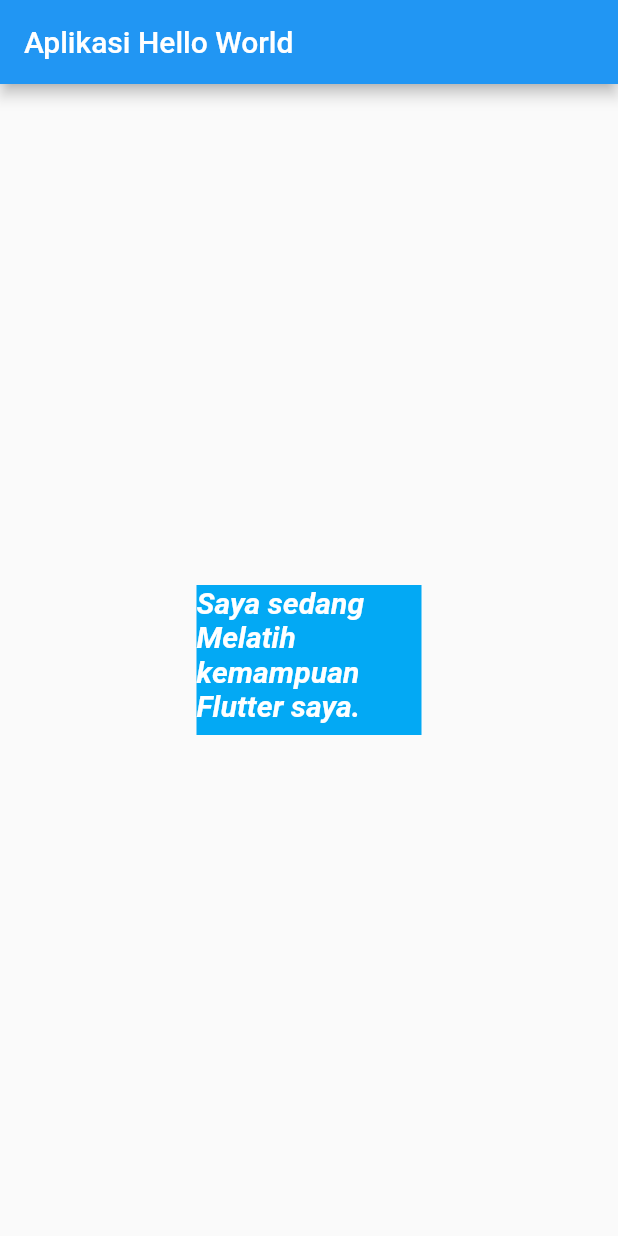
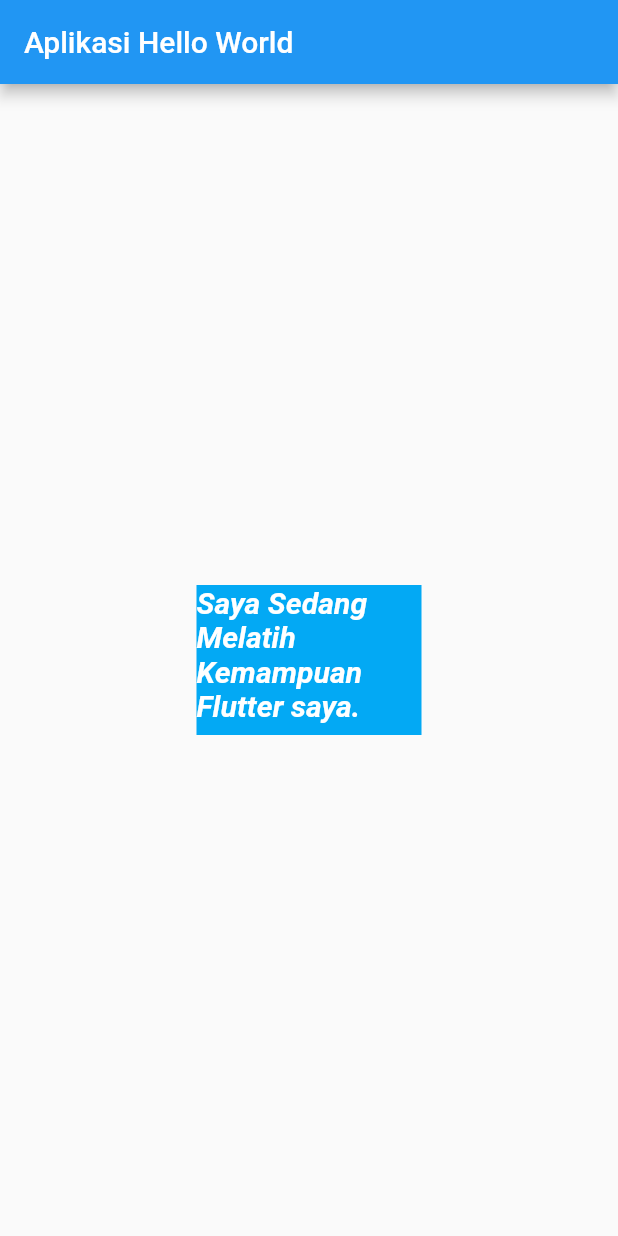
Before and after one commit to qusairy08/FlutterFundamentals, a Flutter app: the screen it shows after launch, on a phone screen of 412 x 824 dp. Run offline on Flutter 3.47's test engine with Material 2 defaults, Android fonts, the phone set to English and light mode, and no system bars.

Commit message:
text widget

```diff
--- a/text_widget/lib/main.dart
+++ b/text_widget/lib/main.dart
@@ -17,7 +17,7 @@ class MyApp extends StatelessWidget {
                 color: Colors.lightBlue,
                 width: 150,
                 height: 100,
-                child: Text("Saya sedang Melatih kemampuan Flutter saya.",
+                child: Text("Saya Sedang Melatih Kemampuan Flutter saya.",
                     style: TextStyle(
                         color: Colors.white,
                         fontStyle: FontStyle.italic,
```
